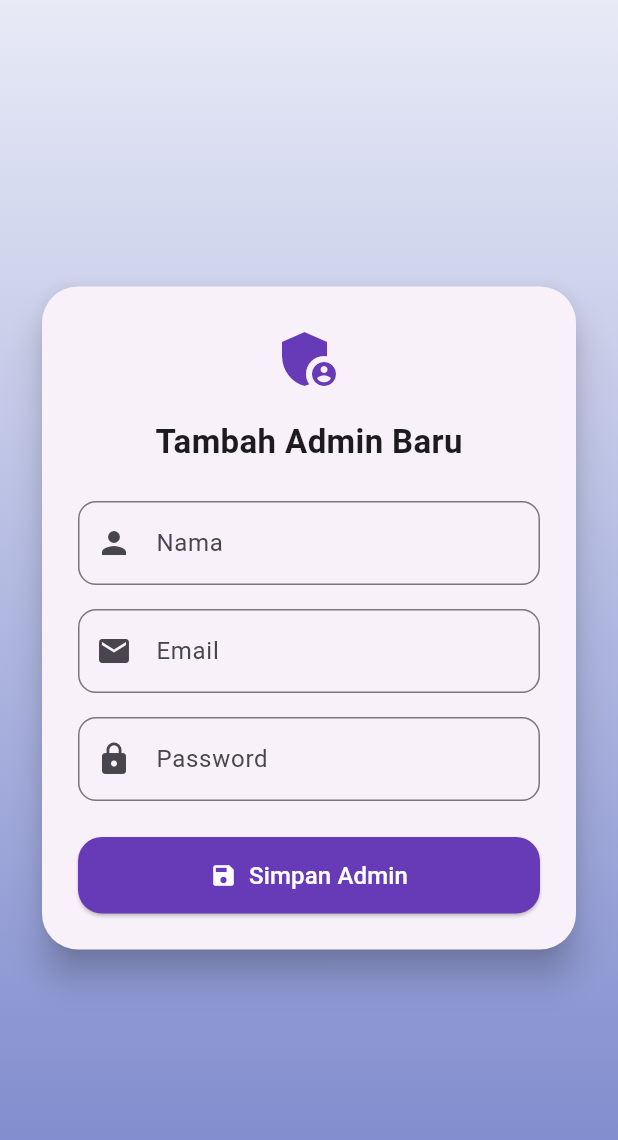
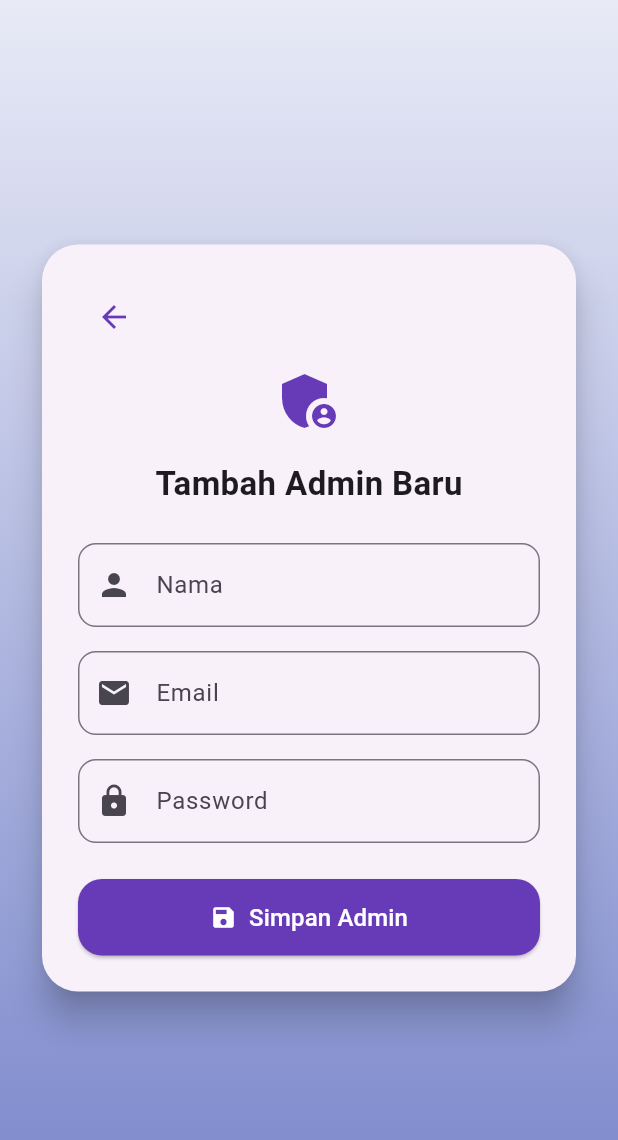
Before and after one commit to RaflyRamadhani/magang, a Flutter app: the AddAdminPage screen opened directly, on a phone screen of 412 x 824 dp. Shown: the top 1140 px of the screen. Run offline on Flutter 3.47's test engine with Material 3 defaults, Android fonts, the light colour scheme and no system bars; our stand-ins replace cloud_firestore, firebase_auth, firebase_core, google_sign_in, image_picker; missing offline and left inert: file_selector; accounts and stored records are empty.

Commit message:
rubahtampilanaddadmin2

```diff
--- a/lib/screens/add_admin_page.dart
+++ b/lib/screens/add_admin_page.dart
@@ -54,12 +54,23 @@ class _AddAdminPageState extends State<AddAdminPage> {
                   child: Column(
   mainAxisSize: MainAxisSize.min,
   children: [
+    Align(
+      alignment: Alignment.centerLeft,
+      child: IconButton(
+        icon: const Icon(Icons.arrow_back, color: Colors.deepPurple),
+        onPressed: () => Navigator.pop(context),
+      ),
+    ),
+    const SizedBox(height: 8),
+
     const Icon(Icons.admin_panel_settings, size: 48, color: Colors.deepPurple),
     const SizedBox(height: 16),
     const Text(
       "Tambah Admin Baru",
       style: TextStyle(fontSize: 22, fontWeight: FontWeight.bold),
     ),
+    // ... lanjutkan form seperti biasa
+
                       const SizedBox(height: 24),
 
                       // 👤 Nama
```
Lines whose indentation alone changed are shown as unchanged.
